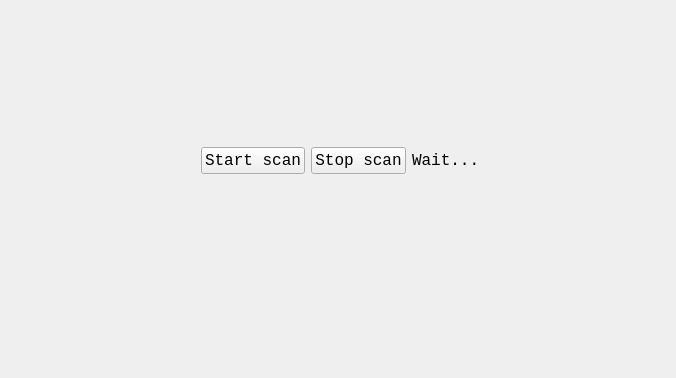
Before: the Qt Designer form src/guiMode/MainWindow.ui in Flk427/clonehunter, drawn with Qt 5; both pictures show x 172 to 848 and y 390 to 768 of the 1024 by 768 pixel window.
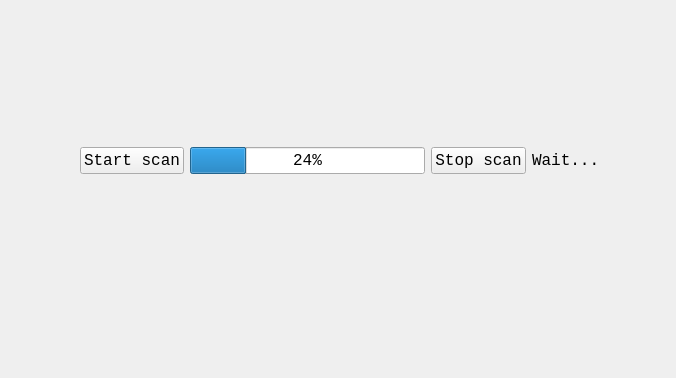
After: the same form once the commit is applied. Custom widgets are drawn as their Qt base class.

```diff
--- a/src/guiMode/MainWindow.ui
+++ b/src/guiMode/MainWindow.ui
@@ -53,6 +53,19 @@
             </property>
            </widget>
           </item>
+          <item>
+           <widget class="QProgressBar" name="pbarScaning">
+            <property name="value">
+             <number>24</number>
+            </property>
+            <property name="alignment">
+             <set>Qt::AlignCenter</set>
+            </property>
+            <property name="invertedAppearance">
+             <bool>false</bool>
+            </property>
+           </widget>
+          </item>
           <item>
            <widget class="QPushButton" name="pbStopScan">
             <property name="text">
```
